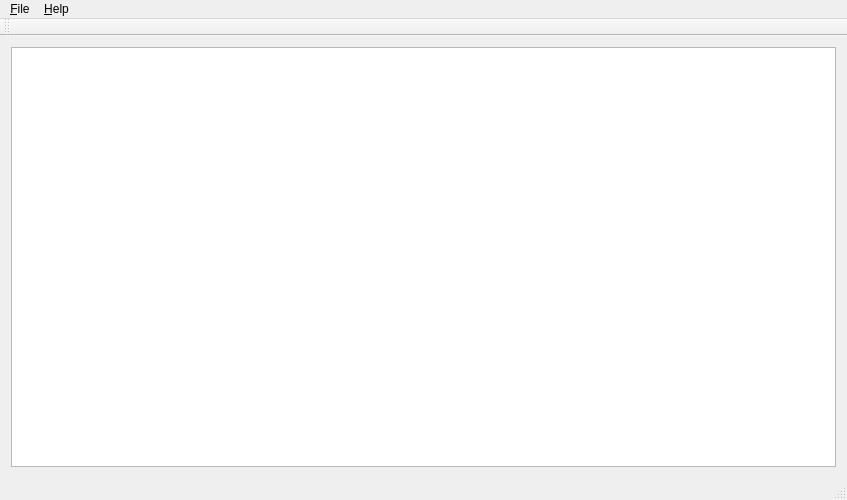
Above: src/mainwindow.ui from jsbien/djview4shapes before the change. Below: the same form after it.
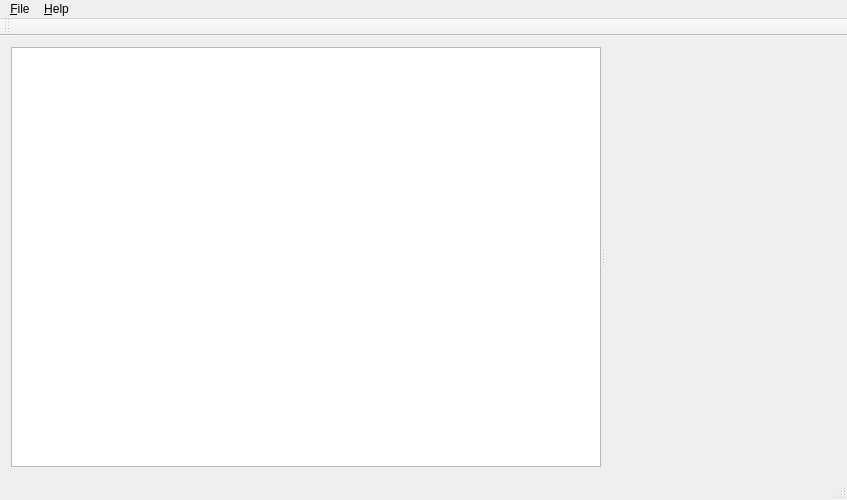
That is the form after the change. Custom widgets are drawn as their Qt base class.

```diff
--- a/src/mainwindow.ui
+++ b/src/mainwindow.ui
@@ -16,7 +16,13 @@
   <widget class="QWidget" name="centralWidget">
    <layout class="QVBoxLayout" name="verticalLayout">
     <item>
-     <widget class="ShapesWidget" name="shapeWidget"/>
+     <widget class="QSplitter" name="splitter">
+      <property name="orientation">
+       <enum>Qt::Horizontal</enum>
+      </property>
+      <widget class="ShapesWidget" name="shapeWidget"/>
+      <widget class="QDjVuWidget" name="djvuWidget" native="true"/>
+     </widget>
     </item>
    </layout>
   </widget>
@@ -98,6 +104,12 @@
    <extends>QTableWidget</extends>
    <header>shapeswidget.h</header>
   </customwidget>
+  <customwidget>
+   <class>QDjVuWidget</class>
+   <extends>QWidget</extends>
+   <header>qdjvuwidget.h</header>
+   <container>1</container>
+  </customwidget>
  </customwidgets>
  <resources/>
  <connections>
```
